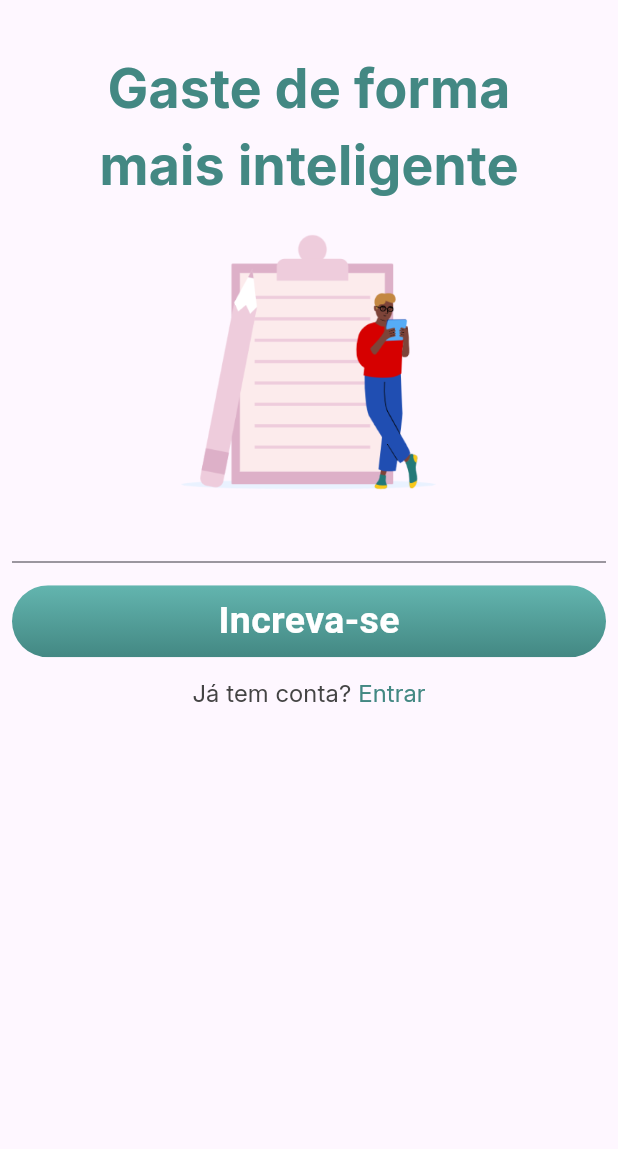
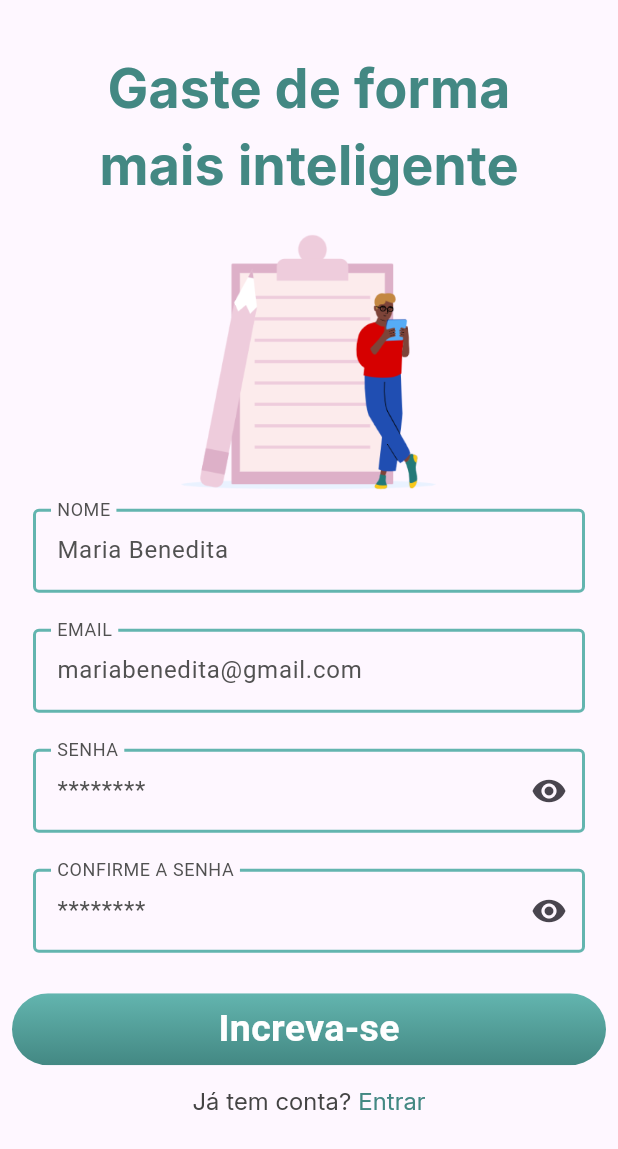
Before and after one commit to melquetrindade/finance_app, a Flutter app: the screen it shows after launch, on a phone screen of 412 x 824 dp. Shown: the top 1149 px of the screen. Run offline on Flutter 3.47's test engine with Material 3 defaults, Android fonts, the phone set to English and light mode, and no system bars.

Commit message:
criando o forms de email e senha

```diff
--- a/finance_app/lib/features/sign_up/sign_up_page.dart
+++ b/finance_app/lib/features/sign_up/sign_up_page.dart
@@ -1,4 +1,5 @@
 import 'package:finance_app/common/constants/app_colos.dart';
+import 'package:finance_app/widgets/custom_text_field.dart';
 import 'package:finance_app/widgets/multi_text_button.dart';
 import 'package:finance_app/widgets/primary_button.dart';
 import 'package:flutter/material.dart';
@@ -12,7 +13,13 @@ class SignUp extends StatefulWidget {
 
 class _SignUpState extends State<SignUp> {
   final formKey = GlobalKey<FormState>();
+  final name = TextEditingController();
+  final email = TextEditingController();
+  final passwordController = TextEditingController();
+  final passwordController2 = TextEditingController();
 
+  bool password = true;
+  bool password2 = true;
 
   @override
   Widget build(BuildContext context) {
@@ -49,7 +56,57 @@ class _SignUpState extends State<SignUp> {
                 ),
                 Form(
                   key: formKey,
-                  child: TextFormField(),
+                  child: Column(
+                    mainAxisAlignment: MainAxisAlignment.center,
+                    children: [
+                      CustomTextField(
+                          textEditingController: name,
+                          textInputType: TextInputType.name,
+                          hintText: "Maria Benedita",
+                          labelText: "Nome"),
+                      CustomTextField(
+                          textEditingController: email,
+                          textInputType: TextInputType.emailAddress,
+                          hintText: "mariabenedita@gmail.com",
+                          labelText: "Email",
+                          textCapitalization: TextCapitalization.none),
+                      CustomTextField(
+                        obscureText: password,
+                        textEditingController: passwordController,
+                        textInputType: TextInputType.visiblePassword,
+                        hintText: "********",
+                        labelText: "Senha",
+                        textCapitalization: TextCapitalization.none,
+                        suffixIcon: InkWell(
+                            onTap: () {
+                              print("Trocar Incon de senha");
+                              setState(() {
+                                password = !password;
+                              });
+                            },
+                            child: password == true
+                                ? Icon(Icons.visibility)
+                                : Icon(Icons.visibility_off)),
+                      ),
+                      CustomTextField(
+                          obscureText: password2,
+                          textEditingController: passwordController2,
+                          textInputType: TextInputType.visiblePassword,
+                          hintText: "********",
+                          labelText: "Confirme a senha",
+                          textCapitalization: TextCapitalization.none,
+                          suffixIcon: InkWell(
+                              onTap: () {
+                                print("Trocar Incon de confirmar senha");
+                                setState(() {
+                                  password2 = !password2;
+                                });
+                              },
+                              child: password2 == true
+                                  ? Icon(Icons.visibility)
+                                  : Icon(Icons.visibility_off))),
+                    ],
+                  ),
                 ),
                 Padding(
                   padding: const EdgeInsets.only(top: 15),
@@ -90,3 +147,36 @@ class _SignUpState extends State<SignUp> {
     ));
   }
 }
+
+
+/*
+
+Padding(
+                        padding: const EdgeInsets.symmetric(
+                            horizontal: 14, vertical: 12),
+                        child: TextFormField(
+                          controller: name,
+                          textCapitalization: TextCapitalization.words,
+                          keyboardType: TextInputType.name,
+                          decoration: InputDecoration(
+                              hintText: "Maria Benedita",
+                              hintStyle: TextStyle(
+                                color: const Color.fromARGB(255, 81, 81, 81),
+                              ),
+                              floatingLabelBehavior:
+                                  FloatingLabelBehavior.always,
+                              labelText: "Nome".toUpperCase(),
+                              labelStyle: TextStyle(
+                                  color: const Color.fromARGB(255, 81, 81, 81),
+                                  fontWeight: FontWeight.w400),
+                              border: OutlineInputBorder(),
+                              enabledBorder: OutlineInputBorder(
+                                  borderSide: BorderSide(
+                                      color: AppColors.greelightOne, width: 2)),
+                              focusedBorder: OutlineInputBorder(
+                                  borderSide: BorderSide(
+                                      color: AppColors.greelightOne,
+                                      width: 2))),
+                        ),
+                      ),
+ */
--- /dev/null
+++ b/finance_app/lib/widgets/custom_text_field.dart
@@ -0,0 +1,59 @@
+import 'package:finance_app/common/constants/app_colos.dart';
+import 'package:flutter/material.dart';
+
+class CustomTextField extends StatefulWidget {
+  final TextEditingController textEditingController;
+  final TextCapitalization? textCapitalization;
+  final TextInputType textInputType;
+  final String hintText;
+  final String labelText;
+  final Widget? suffixIcon;
+  final bool? obscureText;
+
+  CustomTextField(
+      {super.key,
+      required this.textEditingController,
+      this.textCapitalization,
+      required this.textInputType,
+      required this.hintText,
+      required this.labelText,
+      this.obscureText,
+      this.suffixIcon});
+
+  @override
+  State<CustomTextField> createState() => _CustomTextFieldState();
+}
+
+class _CustomTextFieldState extends State<CustomTextField> {
+  @override
+  Widget build(BuildContext context) {
+    return Padding(
+      padding: const EdgeInsets.symmetric(horizontal: 14, vertical: 12),
+      child: TextFormField(
+        obscureText: widget.obscureText ?? false,
+        controller: widget.textEditingController,
+        textCapitalization:
+            widget.textCapitalization ?? TextCapitalization.words,
+        keyboardType: widget.textInputType,
+        decoration: InputDecoration(
+            hintText: widget.hintText,
+            suffixIcon: widget.suffixIcon ?? null,
+            hintStyle: TextStyle(
+              color: const Color.fromARGB(255, 81, 81, 81),
+            ),
+            floatingLabelBehavior: FloatingLabelBehavior.always,
+            labelText: widget.labelText.toUpperCase(),
+            labelStyle: TextStyle(
+                color: const Color.fromARGB(255, 81, 81, 81),
+                fontWeight: FontWeight.w400),
+            border: OutlineInputBorder(),
+            enabledBorder: OutlineInputBorder(
+                borderSide:
+                    BorderSide(color: AppColors.greelightOne, width: 2)),
+            focusedBorder: OutlineInputBorder(
+                borderSide:
+                    BorderSide(color: AppColors.greelightOne, width: 2))),
+      ),
+    );
+  }
+}
```
